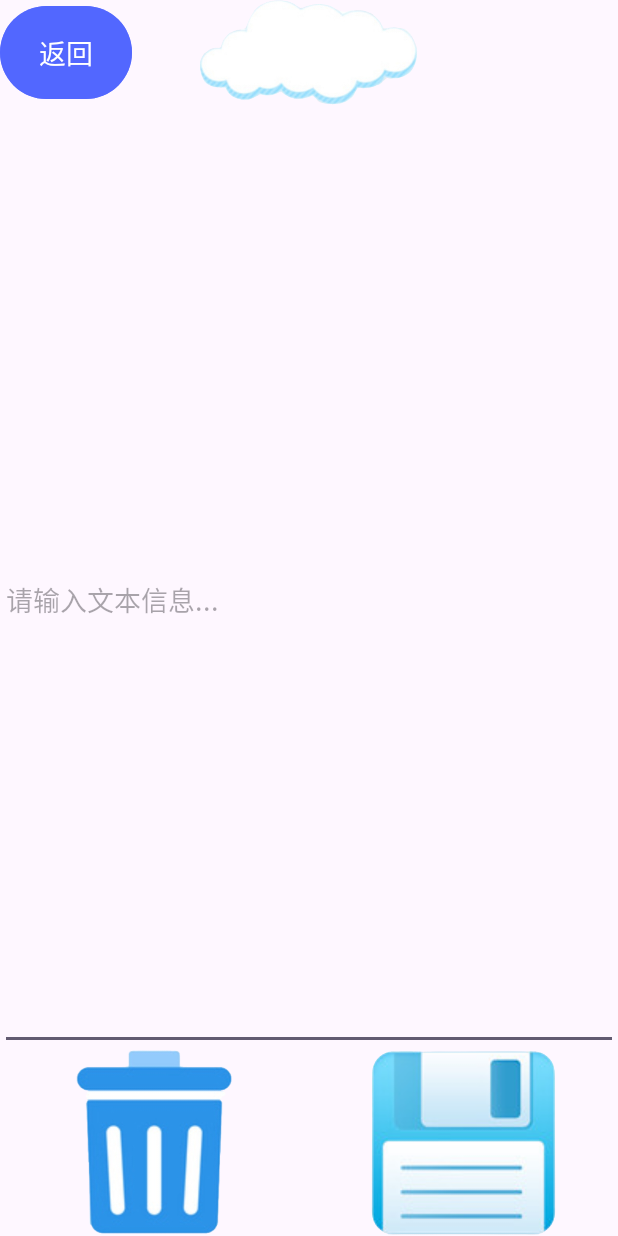
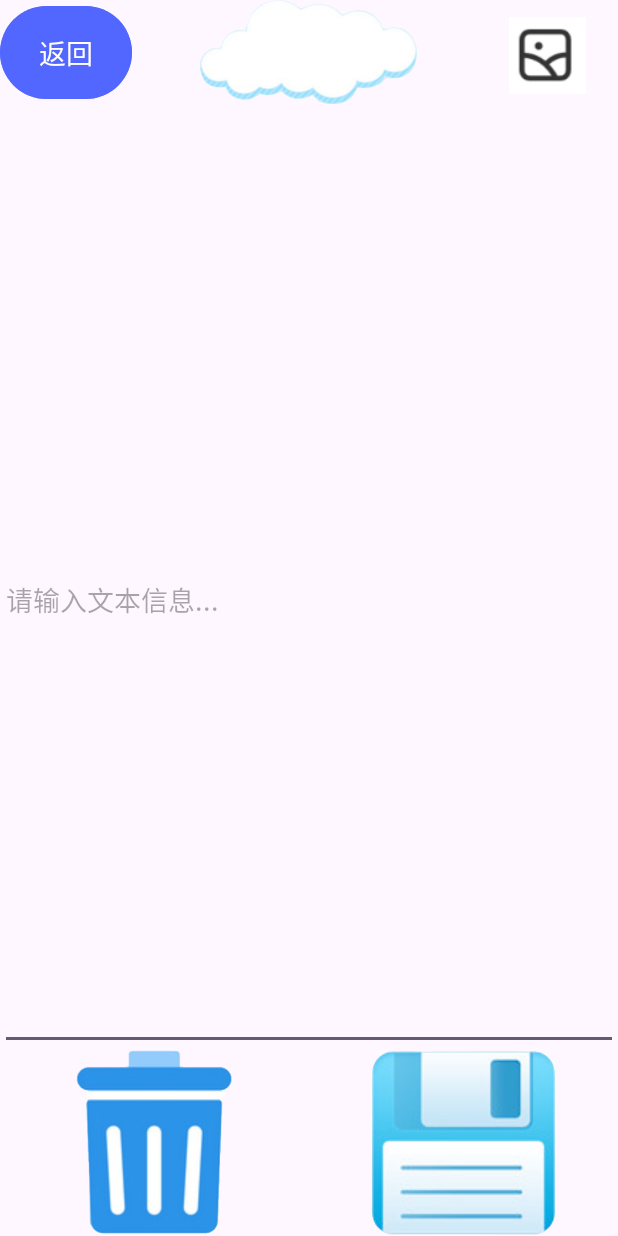
Before and after one commit to CSDAndroid/note, an Android app: the MainActivity4 screen opened directly, with no data from a screen before it, on a phone screen of 412 x 824 dp. Run offline under Robolectric (Android 15) with nearby library versions, the phone set to English and light mode, and no system bars.

Commit message:
插入图片

```diff
--- a/app/src/main/res/layout/activity_main4.xml
+++ b/app/src/main/res/layout/activity_main4.xml
@@ -24,6 +24,20 @@
             android:layout_width="wrap_content"
             android:layout_height="match_parent"
             android:src="@drawable/baiyun1"/>
+
+        <ImageView
+            android:layout_width="62dp"
+            android:layout_height="52dp"
+            android:id="@+id/picture"
+            android:layout_alignParentStart="true"
+            android:layout_alignParentTop="true"
+            android:layout_alignParentEnd="true"
+            android:layout_alignParentBottom="true"
+            android:layout_marginStart="333dp"
+            android:layout_marginTop="11dp"
+            android:layout_marginEnd="16dp"
+            android:layout_marginBottom="7dp"
+            android:src="@drawable/picture" />
     </RelativeLayout>
 <!-- 添加一个隐藏起来的textview，符合一定条件则让他显示出来  -->
     <TextView
```
Also changed, not shown: app/src/main/java/com/example/study1/MainActivity4.java (+50 -2 lines), app/src/main/java/com/example/study1/MyDBhelper.java (+16 -3 lines), build.gradle.kts (+8 -0 lines), app/src/main/res/drawable-xhdpi/picture.jpg (added).
